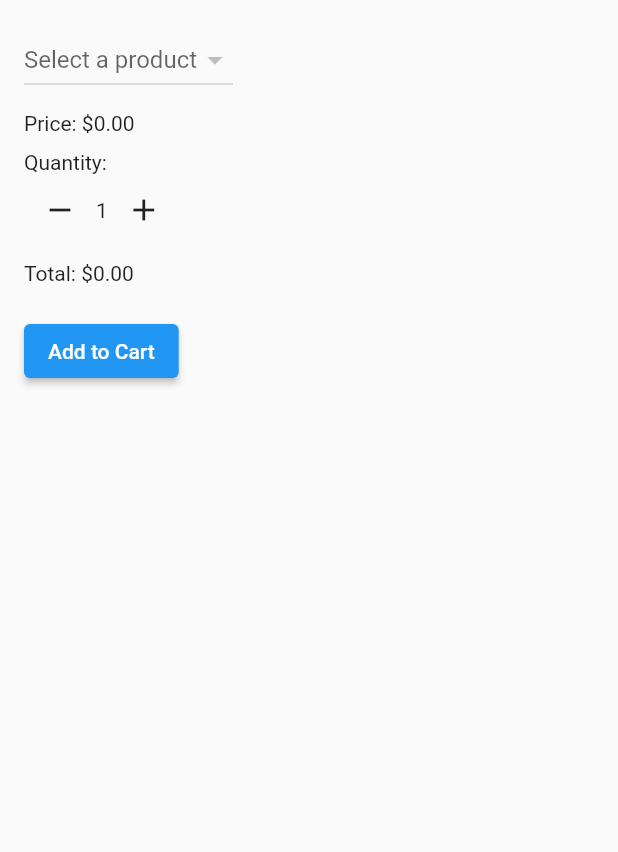
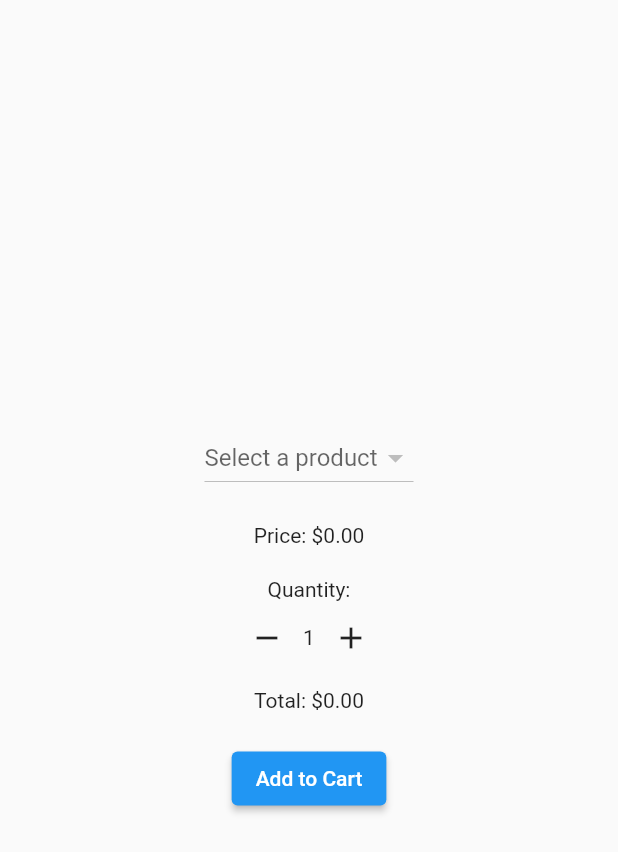
Before and after one commit to mansilogic/Shopping-App, a Flutter app: the CartItem widget shown alone on an empty page, opened directly, after a tap on "Add to Cart", on a phone screen of 412 x 824 dp. Shown: the top 852 px of the screen. Run offline on Flutter 3.47's test engine with Material 2 defaults, Android fonts, the phone set to English and light mode, and no system bars; our stand-ins replace hive, hive_flutter; accounts and stored records are empty.

Commit message:
added some changes

```diff
--- a/lib/boxes/boxes.dart
+++ b/lib/boxes/boxes.dart
@@ -9,3 +9,6 @@ class Boxes{
 class ProductBox {
    static Box<Product> getData()=>Hive.box<Product>('product');
 }
+class CartBox {
+   static Box<CartItem> getData()=>Hive.box<CartItem>('addToCart');
+}
--- a/lib/main.dart
+++ b/lib/main.dart
@@ -8,8 +8,9 @@ import 'package:shoppingapp/screens/signup.dart';
 import 'models/nodes_model.dart';
 
 void main() async {
+
   await Hive.initFlutter();
-  WidgetsFlutterBinding.ensureInitialized();
+ // WidgetsFlutterBinding.ensureInitialized();
   var directory = await getApplicationDocumentsDirectory();
   Hive.init(directory.path);
 
--- a/lib/models/nodes_model.dart
+++ b/lib/models/nodes_model.dart
@@ -1,9 +1,8 @@
-
 import 'package:hive/hive.dart';
 part 'nodes_model.g.dart';
 
 @HiveType(typeId: 0)
-  class NodesModel extends HiveObject{
+class NodesModel extends HiveObject {
   @HiveField(0)
   String name;
   @HiveField(1)
@@ -12,19 +11,25 @@
   String email;
   @HiveField(3)
   String password;
-    NodesModel(this.name,this.phoneNumber,this.email,this.password);
+  NodesModel(this.name, this.phoneNumber, this.email, this.password);
   NodesModel.fromMap(Map<String, dynamic> map)
       : name = map['name'],
-          phoneNumber=map['phoneNumber'],
-          email=map['email'],
+        phoneNumber = map['phoneNumber'],
+        email = map['email'],
         password = map['password'];
 
   Map<String, dynamic> toMap() {
-      return {'name':name,'phone':phoneNumber,'email': email, 'password': password};
+    return {
+      'name': name,
+      'phone': phoneNumber,
+      'email': email,
+      'password': password
+    };
   }
 }
+
 @HiveType(typeId: 1)
-  class Product extends HiveObject{
+class Product extends HiveObject {
   @HiveField(0)
   String productName;
   @HiveField(1)
@@ -32,37 +37,50 @@
   @HiveField(2)
   late int quantity;
 
-    Product(this.productName,this.price,this.quantity);
+  Product(this.productName, this.price, this.quantity);
 
-    Product.fromMap(Map<String,dynamic> map)
-        : productName=map['productName'],
-          price=map['price'],
-          quantity=map['quantity'];
+  Product.fromMap(Map<String, dynamic> map)
+      : productName = map['productName'],
+        price = map['price'],
+        quantity = map['quantity'];
 
-    Map<String,dynamic>toMap(){
-      return{'productName':productName,'price':price,'quantity':quantity};
+  Map<String, dynamic> toMap() {
+    return {'productName': productName, 'price': price, 'quantity': quantity};
   }
 }
+
 @HiveType(typeId: 2)
-  class CartItem extends HiveObject{
+class CartItem extends HiveObject {
   @HiveField(0)
-    String cartProductName;
+  final String cartProductName;
   @HiveField(1)
-    late double cartPrice;
+  final int cartPrice;
   @HiveField(2)
-    late int cartQuantity;
+  final int cartQuantity;
   @HiveField(3)
-    late double totalAmount;
+  final double totalAmount;
 
-    CartItem({required this.cartProductName,required this.cartPrice,required this.cartQuantity,required this.totalAmount});
+  CartItem(
+      {required this.cartProductName,
+      required this.cartPrice,
+      required this.cartQuantity,
+      required this.totalAmount});
 
-    CartItem.fromMap(Map<String,dynamic> map)
-        : cartProductName=map['cartProductName'],
-          cartPrice=map['cartPrice'],
-          cartQuantity=map['cartQuantity'],
-          totalAmount=map['totalAmount'];
 
-    Map<String,dynamic>toMap(){
-      return{'cartProductName':cartProductName,'cartPrice':cartPrice,'cartQuantity':cartQuantity,'totalAmount':totalAmount};
+  factory CartItem.fromMap(Map<String, dynamic> map) {
+    return CartItem(
+      cartProductName: map['cartProductName'] ?? '',
+      cartPrice: map['cartPrice'] ?? 0.0,
+      cartQuantity: map['cartQuantity'] ?? 0,
+      totalAmount: map['totalAmount'] ?? 0.0,
+    );
+  }
+  Map<String, dynamic> toMap() {
+    return {
+      'cartProductName': cartProductName,
+      'cartPrice': cartPrice,
+      'cartQuantity': cartQuantity,
+      'totalAmount': totalAmount
+    };
   }
 }
--- a/lib/screens/bottomnavbar.dart
+++ b/lib/screens/bottomnavbar.dart
@@ -3,6 +3,7 @@
 import 'package:flutter/material.dart';
 import 'package:shoppingapp/main.dart';
 import 'package:shoppingapp/screens/cartitem.dart';
+import 'package:shoppingapp/screens/homepage.dart';
 import 'package:shoppingapp/screens/login.dart';
 import 'package:shoppingapp/screens/manageproduct.dart';
 
@@ -30,21 +31,6 @@ class _BottomNavigationState extends State<BottomNavigation> {
   int _selectedIndex = 0;
   static const TextStyle optionStyle =
       TextStyle(fontSize: 30, fontWeight: FontWeight.bold);
-  // static const List<Widget> _widgetOptions = <Widget>[
-  //   Text(
-  //     'Home',
-  //     style: optionStyle,
-  //   ),
-  //   Text(
-  //     'Cart',
-  //     style: optionStyle,
-  //   ),
-  //   Text(
-  //     'Manage Product',
-  //     style: optionStyle,
-  //   ),
-  // ];
-
   void _onItemTapped(int index) {
     setState(() {
       _selectedIndex = index;
@@ -133,14 +119,13 @@ class _BottomNavigationState extends State<BottomNavigation> {
   }
 
   final List<Widget> _widgetOptions = <Widget>[
-    CartItem(),
-    Center(
+   CartItem(),
+    const Center(
       child: Text(
         'Cart',
         style: optionStyle,
       ),
     ),
-    // Manage Product screen within the BottomNavigationBar
-    ManageProduct(),
+    const ManageProduct(),
   ];
 }
--- a/lib/screens/cartitem.dart
+++ b/lib/screens/cartitem.dart
@@ -2,6 +2,8 @@ import 'package:flutter/material.dart';
 import 'package:hive/hive.dart';
 import 'package:hive_flutter/hive_flutter.dart';
 import 'package:shoppingapp/models/nodes_model.dart';
+import 'package:shoppingapp/boxes/boxes.dart';
+
 class CartItem extends StatefulWidget {
   @override
   _CartItemState createState() => _CartItemState();
@@ -22,33 +24,56 @@ class _CartItemState extends State<CartItem> {
 
   @override
   Widget build(BuildContext context) {
-    return SingleChildScrollView(
+    return SafeArea(
+      child: SingleChildScrollView(
+        child: Container(
+          height: MediaQuery.of(context).size.height,
+          width: double.infinity,
+          child: Column(
+            mainAxisAlignment: MainAxisAlignment.spaceEvenly,
+            children: [
+              SingleChildScrollView(
                 padding: EdgeInsets.all(16.0),
                 child: Column(
-        crossAxisAlignment: CrossAxisAlignment.start,
+                  mainAxisAlignment: MainAxisAlignment.start,
                   children: [
                     DropdownButton<String>(
-            value: selectedProduct,
-            hint: Text('Select a product'),
+                      value: selectedProduct.isNotEmpty
+                          ? selectedProduct
+                          : 'Select a product',
+                      hint: const Text('Select a product'),
                       onChanged: (String? newvalue) {
                         setState(() {
                           selectedProduct = newvalue!;
-                selectedProductPrice = _getProductPrice(selectedProduct).toDouble();
+                          selectedProductPrice =
+                              _getProductPrice(selectedProduct);
                           _updateTotal();
                         });
                       },
+                      // items: _productNames.asMap().entries.map((entry) {
+                      //   int index = entry.key;
+                      //   String product = entry.value;
+                      //   print(_productNames);
+                      //   return DropdownMenuItem<String>(
+                      //     value:
+                      //         '$_productNames',
+                      //     child: Text(product),
+                      //   );
+                      // }).toList(),
                        items: _productNames.map((product) {
                         return DropdownMenuItem<String>(
-                value: product,
+                          value: product, // Ensure each value is unique
                           child: Text(product),
                         );
                       }).toList(),
+
                     ),
-          SizedBox(height: 10),
+                    SizedBox(height: 20),
                     Text('Price: \$${selectedProductPrice.toStringAsFixed(2)}'),
-          SizedBox(height: 10),
+                    SizedBox(height: 20),
                     Text('Quantity:'),
                     Row(
+                      mainAxisAlignment: MainAxisAlignment.center,
                       children: [
                         IconButton(
                           icon: Icon(Icons.remove),
@@ -78,11 +103,37 @@ class _CartItemState extends State<CartItem> {
                     SizedBox(height: 20),
                     ElevatedButton(
                       onPressed: () {
-              _addToCart();
+                        if (selectedProduct != 'Select a product' &&
+                            quantity > 0) {
+                          Hive.openBox<CartItem>('addToCart');
+                          final cartBox = Hive.box<CartItem>('addToCart');
+                          final cartItem = CartItem(
+                            cartProductName: selectedProduct,
+                            cartPrice: selectedProductPrice,
+                            cartQuantity: quantity,
+                            totalAmount: total,
+                          );
+                          cartBox.add(cartItem);
+                          selectedProduct = 'Select a product';
+                          quantity = 1;
+                          total = 0.0;
+                        } else {
+                          ScaffoldMessenger.of(context).showSnackBar(
+                            SnackBar(
+                              content: Text(
+                                  'Please select a valid product and quantity.'),
+                            ),
+                          );
+                        }
                       },
                       child: Text('Add to Cart'),
                     ),
                   ],
+                ),
+              ),
+            ],
+          ),
+        ),
       ),
     );
   }
@@ -91,32 +142,27 @@ class _CartItemState extends State<CartItem> {
 
    void _getProductNames() {
     final productBox = Hive.box<Product>('product');
-    _productNames = productBox.values.map((product) => product.productName).toList();
+    _productNames =
+        productBox.values.map((product) => product.productName).toSet().toList();
   }
+
 
   double _getProductPrice(String productName) {
     final productBox = Hive.box<Product>('product');
+    try {
       final product = productBox.values.firstWhere(
         (product) => product.productName == productName,
         orElse: () => Product('', 0.0, 0),
       );
       return product.price;
+    } catch (e) {
+      print('Error while getting product price: $e');
+      return 0;
+    }
   }
 
   void _updateTotal() {
     total = selectedProductPrice * quantity;
     setState(() {});
   }
-
-  void _addToCart() {
-  // final cartBox = Hive.box<CartItem>('addToCart');
-  // final cartItem = CartItem(
-  //   cartProductName: selectedProduct,
-  //   cartPrice: selectedProductPrice,
-  //   cartQuantity: quantity,
-  //   totalAmount: total,
-  // );
-  // cartBox.add(cartItem);
 }
-
-}
```
Also changed, not shown: lib/screens/manageproduct.dart (+6 -11 lines), lib/models/nodes_model.g.dart. Lines whose indentation alone changed are shown as unchanged.
